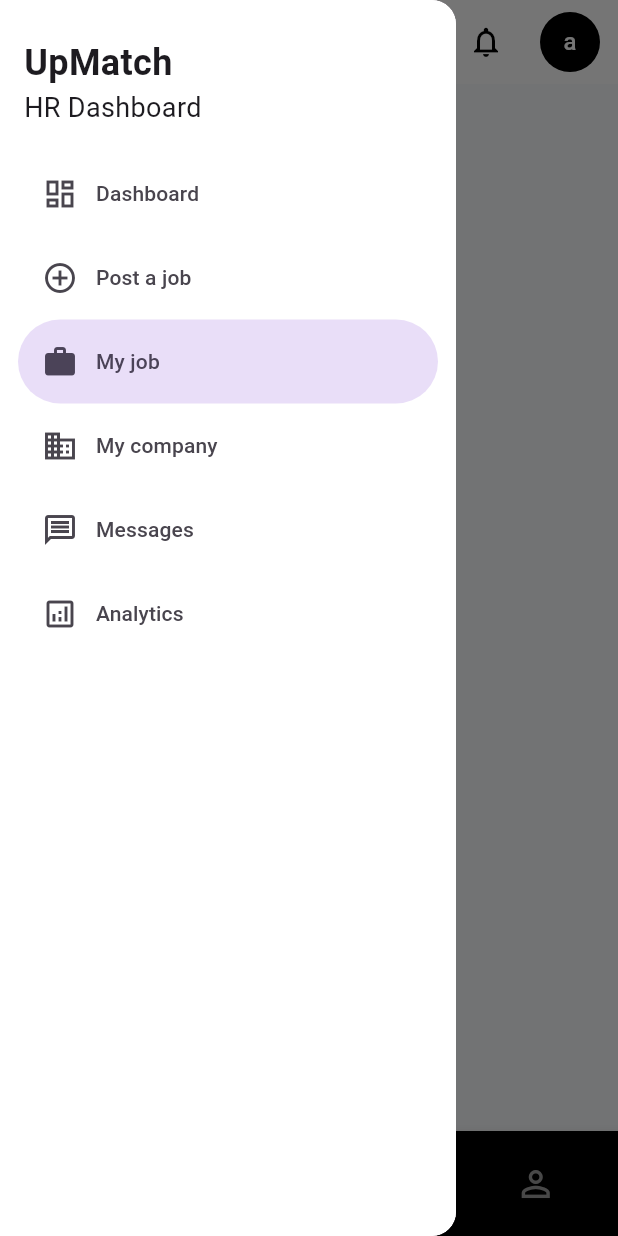
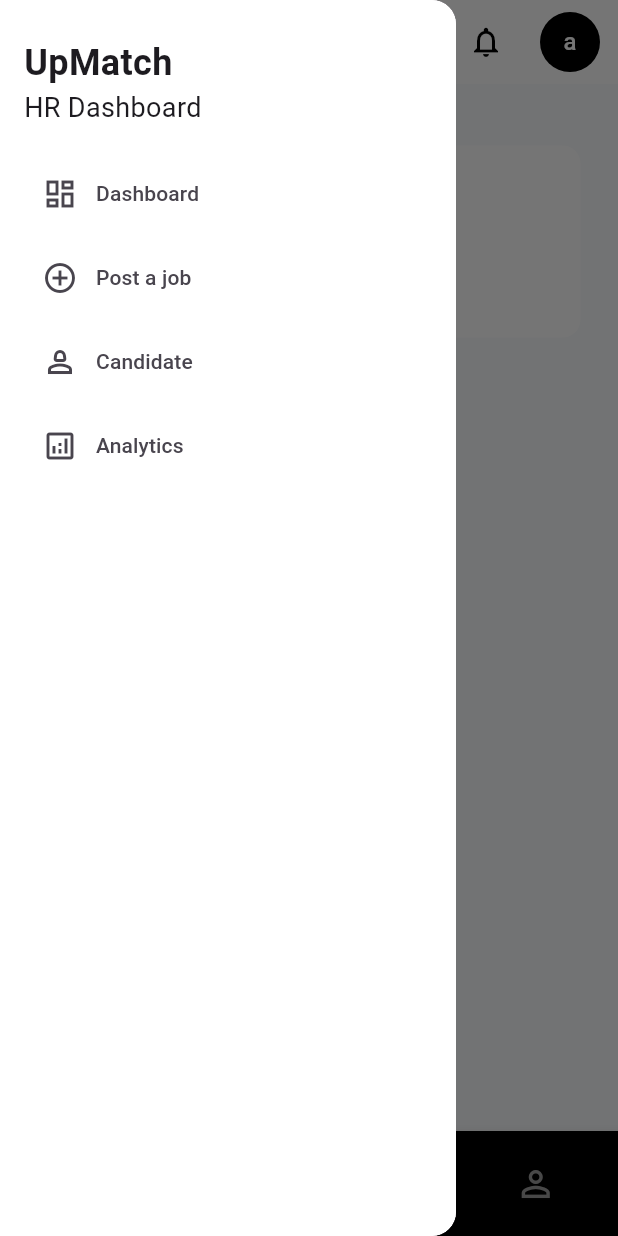
Before and after one commit to shameem-flutter/job-application, a Flutter app: the MainLayout screen opened directly, item 2 of the bottom bar chosen, in the side drawer, after a tap on the "menu" icon, on a phone screen of 412 x 824 dp. Run offline on Flutter 3.47's test engine with Material 3 defaults, Android fonts, the phone set to English and light mode, and no system bars; our stand-ins replace fl_chart, icons_plus, shared_preferences; accounts and stored records are empty.

Commit message:
started my job screen

```diff
--- a/lib/candidate/screens/candidate.dart
+++ b/lib/candidate/screens/candidatesection.dart
@@ -1,5 +1,4 @@
 import 'package:flutter/material.dart';
-import 'package:job_application/widgets/mainlayout.dart';
 
 class CandidateHomeScreen extends StatefulWidget {
   const CandidateHomeScreen({super.key});
@@ -11,6 +10,6 @@ class CandidateHomeScreen extends StatefulWidget {
 class _CandidateHomeScreenState extends State<CandidateHomeScreen> {
   @override
   Widget build(BuildContext context) {
-    return MainLayout(selectedIndex: 0, child: Column());
+    return Scaffold();
   }
 }
--- a/lib/constants/colors.dart
+++ b/lib/constants/colors.dart
@@ -4,3 +4,4 @@ const Color dark = Colors.black;
 const Color primaryColor = Colors.white;
 const Color secondaryColor = Colors.black;
 const Color green = Colors.lightGreenAccent;
+const Color greyColor = Colors.grey;
--- /dev/null
+++ b/lib/constants/gap_func.dart
@@ -0,0 +1,9 @@
+import 'package:flutter/material.dart';
+
+SizedBox vertGap(double height) {
+  return SizedBox(height: height);
+}
+
+SizedBox horiGap(double width) {
+  return SizedBox(width: width);
+}
--- /dev/null
+++ b/lib/constants/routenames.dart
@@ -0,0 +1,9 @@
+class RouteNames {
+  static const dashboard = "/dashboard";
+  static const postJob = "/post-job";
+  static const myJobs = "/my-jobs";
+  static const messages = "/messages";
+  static const myCompany = "/my-company";
+  static const candidate = "/candidate";
+  static const analytics = "/analytics";
+}
--- a/lib/main.dart
+++ b/lib/main.dart
@@ -1,5 +1,6 @@
 import 'package:flutter/material.dart';
 import 'package:job_application/screens/analytics.dart';
+import 'package:job_application/screens/candidate.dart';
 import 'package:job_application/screens/homescreen.dart';
 import 'package:job_application/screens/loginscreen.dart';
 import 'package:job_application/screens/message.dart';
@@ -24,6 +25,7 @@ class MyApp extends StatelessWidget {
         "/my-company": (context) => const Mycompany(),
         "/messages": (context) => const MobileCombinedChatPage(),
         "/analytics": (context) => const MobileDashboardScreen(),
+        "/candidate": (context) => const CandidateScreen(),
       },
       title: 'Flutter Demo',
       theme: ThemeData(colorScheme: .fromSeed(seedColor: Colors.deepPurple)),
--- a/lib/screens/analytics.dart
+++ b/lib/screens/analytics.dart
@@ -9,7 +9,8 @@ class MobileDashboardScreen extends StatelessWidget {
   @override
   Widget build(BuildContext context) {
     return MainLayout(
-      selectedIndex: 5,
+      bottomNavIndex: -1,
+      drawerIndex: 3,
       child: SingleChildScrollView(
         padding: const EdgeInsets.all(16),
         child: Column(
--- a/lib/screens/homescreen.dart
+++ b/lib/screens/homescreen.dart
@@ -9,8 +9,8 @@ class CompanyHomeScreen extends StatelessWidget {
   @override
   Widget build(BuildContext context) {
     return MainLayout(
-      selectedIndex: 0,
-
+      bottomNavIndex: 0,
+      drawerIndex: 0,
       child: Column(
         children: [
           Expanded(
--- a/lib/screens/loginscreen.dart
+++ b/lib/screens/loginscreen.dart
@@ -1,6 +1,6 @@
 import 'package:flutter/material.dart';
 import 'package:icons_plus/icons_plus.dart';
-import 'package:job_application/candidate/screens/candidate.dart';
+import 'package:job_application/candidate/screens/candidatesection.dart';
 import 'package:job_application/constants/colors.dart';
 import 'package:job_application/screens/signupscreen.dart';
 import 'package:job_application/widgets/textformfield.dart';
--- a/lib/screens/message.dart
+++ b/lib/screens/message.dart
@@ -7,7 +7,8 @@ class MobileCombinedChatPage extends StatelessWidget {
   @override
   Widget build(BuildContext context) {
     return MainLayout(
-      selectedIndex: 4,
+      bottomNavIndex: 2,
+      drawerIndex: -1,
       child: SafeArea(
         bottom: false,
         child: Padding(
--- a/lib/screens/mycompany.dart
+++ b/lib/screens/mycompany.dart
@@ -6,6 +6,6 @@ class Mycompany extends StatelessWidget {
 
   @override
   Widget build(BuildContext context) {
-    return MainLayout(selectedIndex: 3, child: Column());
+    return MainLayout(bottomNavIndex: 3, drawerIndex: -1, child: Column());
   }
 }
--- a/lib/screens/myjob.dart
+++ b/lib/screens/myjob.dart
@@ -1,4 +1,6 @@
 import 'package:flutter/material.dart';
+import 'package:job_application/constants/colors.dart';
+import 'package:job_application/constants/gap_func.dart';
 import 'package:job_application/widgets/mainlayout.dart';
 
 class MyJob extends StatelessWidget {
@@ -6,6 +8,84 @@ class MyJob extends StatelessWidget {
 
   @override
   Widget build(BuildContext context) {
-    return MainLayout(selectedIndex: 2, child: Column());
+    return MainLayout(
+      bottomNavIndex: 1,
+      drawerIndex: -1,
+      child: SingleChildScrollView(
+        child: Padding(
+          padding: const EdgeInsets.symmetric(horizontal: 15, vertical: 10),
+          child: Column(
+            crossAxisAlignment: CrossAxisAlignment.start,
+            children: [
+              Text(
+                "My Job Postings",
+                style: TextStyle(fontSize: 22, fontWeight: FontWeight.bold),
+              ),
+              Padding(
+                padding: const EdgeInsets.symmetric(horizontal: 10),
+                child: Container(
+                  decoration: BoxDecoration(
+                    color: primaryColor,
+                    borderRadius: BorderRadius.circular(12),
+                  ),
+                  child: Padding(
+                    padding: const EdgeInsets.symmetric(
+                      horizontal: 10,
+                      vertical: 05,
+                    ),
+                    child: Column(
+                      crossAxisAlignment: CrossAxisAlignment.start,
+                      children: [
+                        Row(
+                          children: [
+                            Container(
+                              decoration: BoxDecoration(
+                                border: Border.all(color: secondaryColor),
+                                borderRadius: BorderRadius.circular(3),
+                              ),
+                              child: Icon(Icons.image, size: 50),
+                            ),
+                            horiGap(10),
+                            texts("axor", "mern stack"),
+                            horiGap(20),
+                            Icon(Icons.more_horiz),
+                          ],
+                        ),
+                        vertGap(20),
+                        Text('Applicants', style: TextStyle(color: greyColor)),
+                        applicantNo(Icons.people_outline, "2"),
+                      ],
+                    ),
+                  ),
+                ),
+              ),
+            ],
+          ),
+        ),
+      ),
+    );
   }
 }
+
+Widget texts(String title, String subtitle) {
+  return Column(
+    crossAxisAlignment: CrossAxisAlignment.start,
+    children: [
+      Text(title),
+      Text(
+        subtitle,
+        style: TextStyle(fontSize: 18, fontWeight: FontWeight.bold),
+      ),
+    ],
+  );
+}
+
+Widget applicantNo(IconData icon, String number) {
+  return Row(
+    children: [
+      Icon(icon),
+      horiGap(05),
+      Text(number, style: TextStyle(fontWeight: FontWeight.bold, fontSize: 18)),
+    ],
+  );
+}
--- a/lib/screens/postajob.dart
+++ b/lib/screens/postajob.dart
@@ -22,7 +22,8 @@ class _PostJobScreenState extends State<PostJobScreen> {
   @override
   Widget build(BuildContext context) {
     return MainLayout(
-      selectedIndex: 1,
+      bottomNavIndex: -1,
+      drawerIndex: 1,
       child: SingleChildScrollView(
         padding: const EdgeInsets.symmetric(horizontal: 20, vertical: 18),
         child: Column(
--- a/lib/widgets/bottomnb.dart
+++ b/lib/widgets/bottomnb.dart
@@ -31,12 +31,17 @@ class CurvedBNB extends StatelessWidget {
   }
 
   Widget buildIcon(IconData icon, int i) {
+    final isDisabled = currentIndex == -1;
     return IconButton(
       onPressed: () => onTap(i),
       icon: Icon(
         icon,
         size: 28,
-        color: currentIndex == i ? primaryColor : Colors.grey.shade500,
+        color: isDisabled
+            ? Colors.grey.shade500
+            : currentIndex == i
+            ? primaryColor
+            : Colors.grey.shade500,
       ),
     );
   }
--- a/lib/widgets/mainlayout.dart
+++ b/lib/widgets/mainlayout.dart
@@ -1,14 +1,17 @@
 import 'package:flutter/material.dart';
 import 'package:job_application/constants/colors.dart';
+import 'package:job_application/constants/routenames.dart';
 import 'package:job_application/widgets/bottomnb.dart';
 
 class MainLayout extends StatefulWidget {
   final Widget child;
-  final int selectedIndex;
+  final int drawerIndex;
+  final int bottomNavIndex;
   const MainLayout({
     super.key,
     required this.child,
-    required this.selectedIndex,
+    required this.drawerIndex,
+    required this.bottomNavIndex,
   });
 
   @override
@@ -16,112 +19,82 @@ class MainLayout extends StatefulWidget {
 }
 
 class _MainLayoutState extends State<MainLayout> {
-  int get selectedItem => widget.selectedIndex;
+  int get drawerItem => widget.drawerIndex;
+  int get bottomItem => widget.bottomNavIndex;
 
   void _onItemselected(int index) {
-    if (index == selectedItem) {
+    if (index == drawerItem) {
       Navigator.pop(context);
       return;
     }
 
     Navigator.pop(context);
+    late String route;
     switch (index) {
       case 0:
-        if (ModalRoute.of(context)?.settings.name == "/dashboard") return;
-        Navigator.pushNamedAndRemoveUntil(
-          context,
-          "/dashboard",
-          (route) => false,
-        );
+        route = RouteNames.dashboard;
         break;
       case 1:
-        Navigator.pushNamedAndRemoveUntil(
-          context,
-          "/post-job",
-          ModalRoute.withName("/dashboard"),
-        );
+        route = RouteNames.postJob;
         break;
       case 2:
-        Navigator.pushNamedAndRemoveUntil(
-          context,
-          "/my-jobs",
-          ModalRoute.withName("/dashboard"),
-        );
+        route = RouteNames.candidate;
         break;
       case 3:
-        Navigator.pushNamedAndRemoveUntil(
-          context,
-          "/my-company",
-          ModalRoute.withName("/dashboard"),
-        );
+        route = RouteNames.analytics;
         break;
-      case 4:
-        Navigator.pushNamedAndRemoveUntil(
-          context,
-          "/messages",
-          ModalRoute.withName("/dashboard"),
-        );
-        break;
-      case 5:
-        Navigator.pushNamedAndRemoveUntil(
-          context,
-          "/analytics",
-          ModalRoute.withName("/dashboard"),
-        );
-        break;
+      default:
+        return;
+    }
+    final current = ModalRoute.of(context)?.settings.name;
+    if (current == route) return;
+    Navigator.pushNamedAndRemoveUntil(
+      context,
+      RouteNames.dashboard,
+      (route) => false,
+    );
+    if (route != RouteNames.dashboard) {
+      Navigator.pushNamed(context, route);
     }
   }
 
   void _bottomNavigation(int index) {
-    int newSelectedItem;
     String route;
 
     switch (index) {
       case 0:
-        newSelectedItem = 0;
-        route = "/dashboard";
+        route = RouteNames.dashboard;
         break;
       case 1:
-        newSelectedItem = 2;
         route = "/my-jobs";
         break;
       case 2:
-        newSelectedItem = 4;
         route = "/messages";
         break;
       case 3:
-        newSelectedItem = 3;
         route = "/my-company";
         break;
       default:
         return;
     }
-    if (newSelectedItem == selectedItem) return;
+    if (ModalRoute.of(context)?.settings.name == route) return;
 
-    if (route == "/dashboard") {
-      Navigator.pushNamedAndRemoveUntil(context, route, (route) => false);
-    } else {
-      Navigator.pushNamedAndRemoveUntil(
-        context,
-        route,
-        ModalRoute.withName("/dashboard"),
-      );
+    Navigator.pushNamedAndRemoveUntil(
+      context,
+      RouteNames.dashboard,
+      (route) => false,
+    );
+    if (route != RouteNames.dashboard) {
+      Navigator.pushNamed(context, route);
     }
   }
 
   int _bottomNavIndex() {
-    switch (selectedItem) {
-      case 0:
-        return 0;
-      case 2:
-        return 1;
-      case 4:
-        return 2;
-      case 3:
-        return 3;
-      default:
-        return 0;
+    if (bottomItem == -1) {
+      return -1;
     }
+
+    return bottomItem;
   }
 
   @override
@@ -131,9 +104,11 @@ class _MainLayoutState extends State<MainLayout> {
         onPressed: () {
           Navigator.pushNamedAndRemoveUntil(
             context,
-            "/post-job",
-            ModalRoute.withName("/dashboard"),
+            RouteNames.dashboard,
+            (route) => false,
           );
+
+          Navigator.pushNamed(context, RouteNames.postJob);
         },
         backgroundColor: primaryColor,
         child: const Icon(Icons.add),
@@ -202,7 +177,7 @@ class _MainLayoutState extends State<MainLayout> {
         child: SafeArea(
           child: NavigationDrawer(
             backgroundColor: primaryColor,
-            selectedIndex: selectedItem,
+            selectedIndex: drawerItem,
             onDestinationSelected: _onItemselected,
             children: [
               Padding(
@@ -233,19 +208,9 @@ class _MainLayoutState extends State<MainLayout> {
                 selectedIcon: Icon(Icons.add_circle),
               ),
               NavigationDrawerDestination(
-                icon: Icon(Icons.work_outline),
-                label: Text("My job"),
-                selectedIcon: Icon(Icons.work),
-              ),
-              NavigationDrawerDestination(
-                icon: Icon(Icons.business_outlined),
-                label: Text("My company"),
-                selectedIcon: Icon(Icons.business_rounded),
-              ),
-              NavigationDrawerDestination(
-                icon: Icon(Icons.message_outlined),
-                label: Text("Messages"),
-                selectedIcon: Icon(Icons.message),
+                icon: Icon(Icons.person_2_outlined),
+                label: Text("Candidate"),
+                selectedIcon: Icon(Icons.person),
               ),
               NavigationDrawerDestination(
                 icon: Icon(Icons.analytics_outlined),
```
Also changed, not shown: lib/screens/candidate.dart (added, +16 -0 lines).
